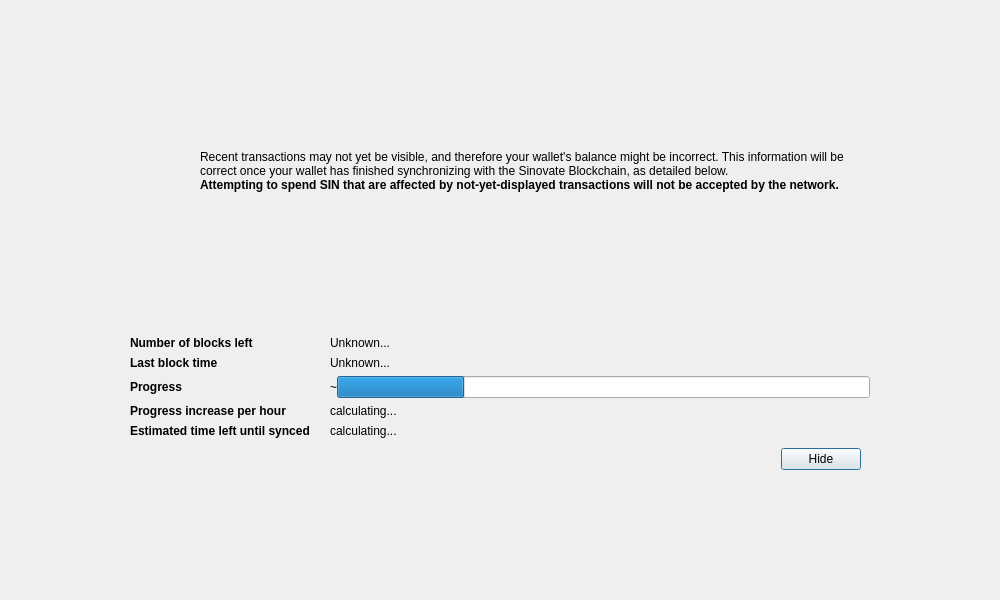
Above: src/qt/forms/modaloverlay.ui from hardwarewise/SIN-core before the change. Below: the same form after it.
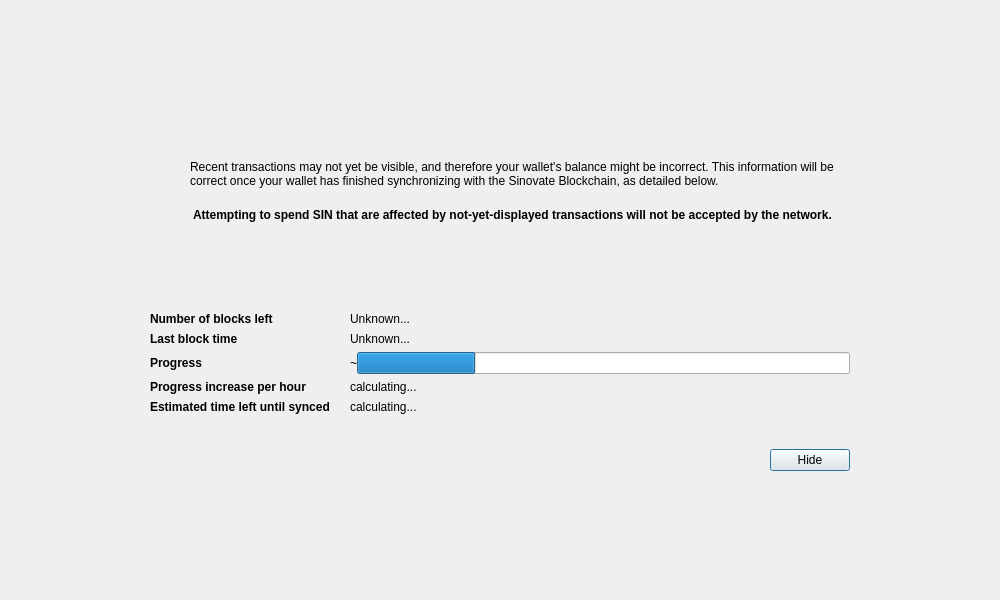
That is the form after the change. Icons and pictures are not drawn. Custom widgets are drawn as their Qt base class.

Diff of the .ui file:
```diff
--- a/src/qt/forms/modaloverlay.ui
+++ b/src/qt/forms/modaloverlay.ui
@@ -60,16 +60,16 @@
           <number>0</number>
          </property>
          <property name="leftMargin">
-          <number>10</number>
+          <number>0</number>
          </property>
          <property name="topMargin">
-          <number>10</number>
+          <number>0</number>
          </property>
          <property name="rightMargin">
-          <number>10</number>
+          <number>0</number>
          </property>
          <property name="bottomMargin">
-          <number>10</number>
+          <number>0</number>
          </property>
          <item>
           <layout class="QHBoxLayout" name="horizontalLayoutIconText" stretch="0,1">
@@ -81,6 +81,9 @@
              <property name="leftMargin">
               <number>10</number>
              </property>
+             <property name="topMargin">
+              <number>20</number>
+             </property>
              <property name="rightMargin">
               <number>20</number>
              </property>
@@ -129,7 +132,10 @@
               <number>0</number>
              </property>
              <property name="topMargin">
-              <number>0</number>
+              <number>20</number>
+             </property>
+             <property name="rightMargin">
+              <number>30</number>
              </property>
              <item>
               <widget class="QLabel" name="infoText">
@@ -152,6 +158,9 @@
                  <bold>true</bold>
                 </font>
                </property>
+               <property name="styleSheet">
+                <string notr="true">margin-top: 20px;</string>
+               </property>
                <property name="text">
                 <string>Attempting to spend SIN that are affected by not-yet-displayed transactions will not be accepted by the network.</string>
                </property>
@@ -204,9 +213,18 @@
            <property name="verticalSpacing">
             <number>6</number>
            </property>
+           <property name="leftMargin">
+            <number>30</number>
+           </property>
            <property name="topMargin">
             <number>10</number>
            </property>
+           <property name="rightMargin">
+            <number>30</number>
+           </property>
+           <property name="bottomMargin">
+            <number>20</number>
+           </property>
            <item row="0" column="0">
             <widget class="QLabel" name="labelNumberOfBlocksLeft">
              <property name="font">
@@ -331,15 +349,21 @@
          </item>
          <item>
           <widget class="QWidget" name="buttonsContainerWhite" native="true">
+           <property name="styleSheet">
+            <string notr="true"/>
+           </property>
            <layout class="QHBoxLayout" name="horizontalLayoutButtons">
             <property name="leftMargin">
-             <number>10</number>
+             <number>30</number>
             </property>
             <property name="topMargin">
-             <number>10</number>
+             <number>15</number>
+            </property>
+            <property name="rightMargin">
+             <number>30</number>
             </property>
             <property name="bottomMargin">
-             <number>0</number>
+             <number>9</number>
             </property>
             <item>
              <spacer name="horizontalSpacer">
```
